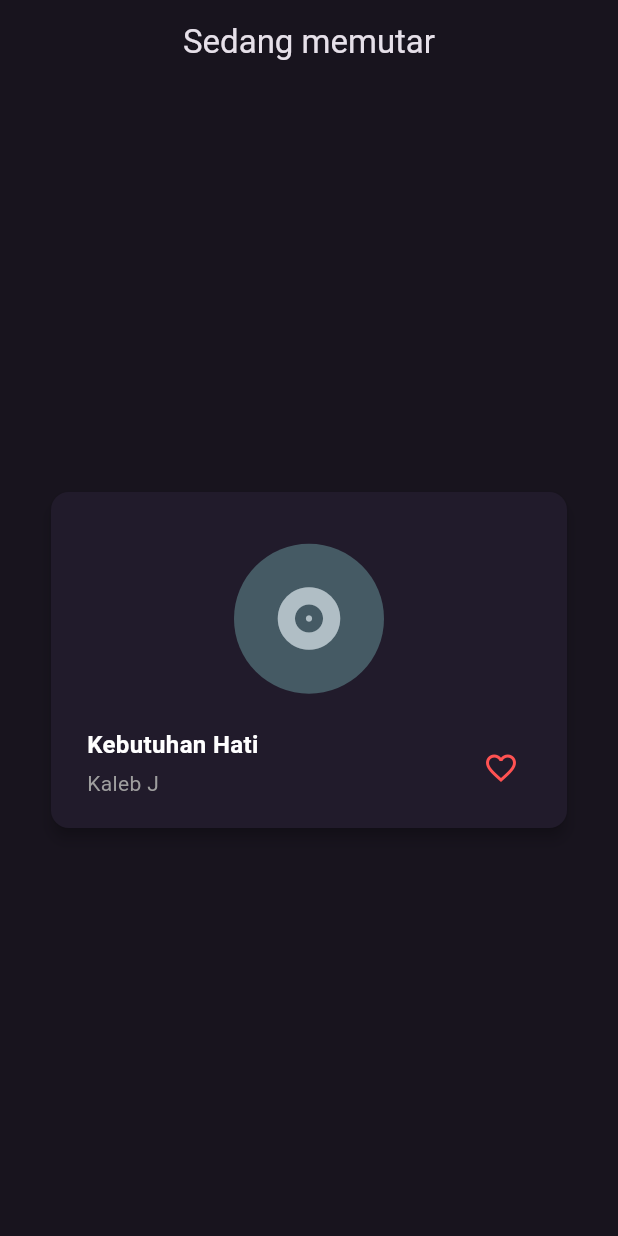
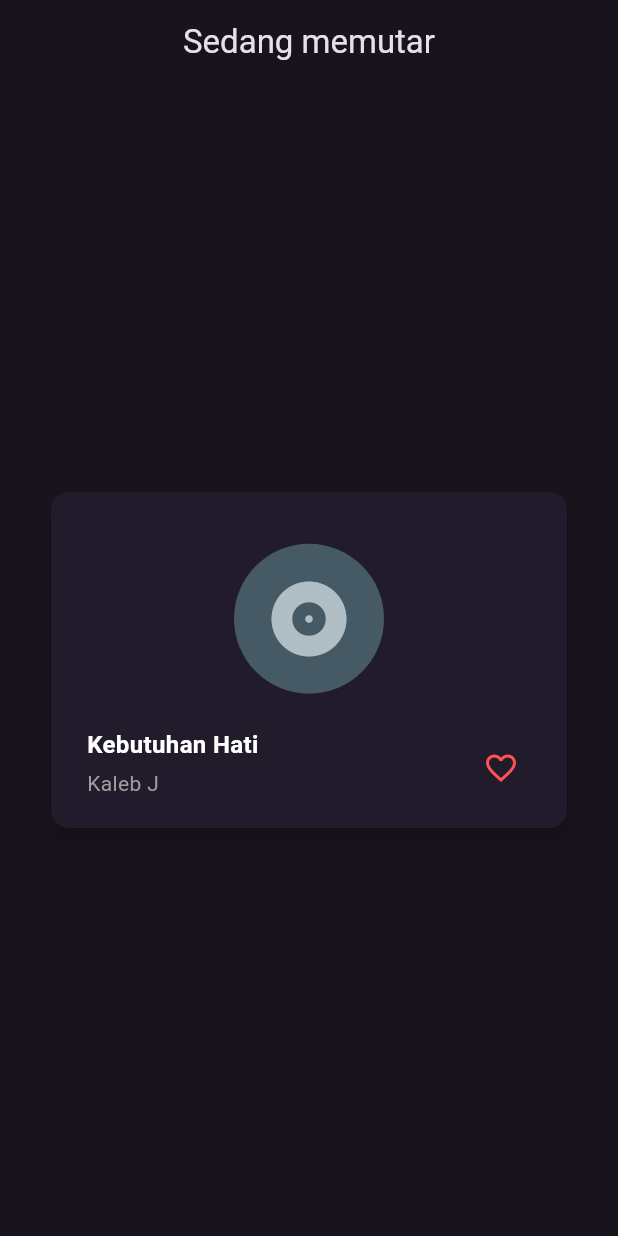
Before and after one commit to darulgusti/modul-5, a Flutter app: the screen it shows after launch, on a phone screen of 412 x 824 dp. Run offline on Flutter 3.47's test engine with Material 3 defaults, Android fonts, the phone set to English and light mode, and no system bars.

Commit message:
update UI music

```diff
--- a/lib/main.dart
+++ b/lib/main.dart
@@ -59,7 +59,7 @@ class NowPlayingScreen extends StatelessWidget {
 																			child: Center(
 																				child: Icon(
 																					Icons.album,
-																					size: 50,
+																					size: 60,
 																					color: Colors.blueGrey[200],
 																				),
 																			),
```
